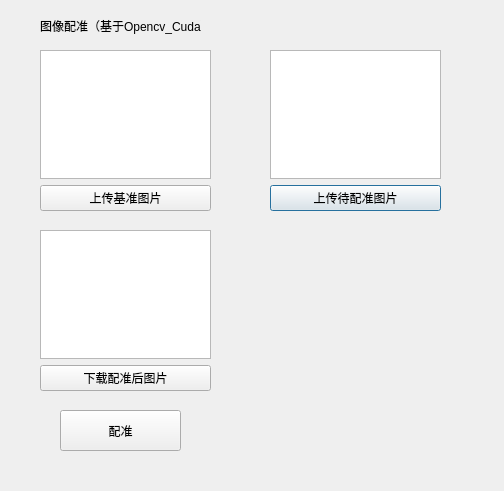
ceres0/Bigwork, file alignDialog.ui: the form before one commit.
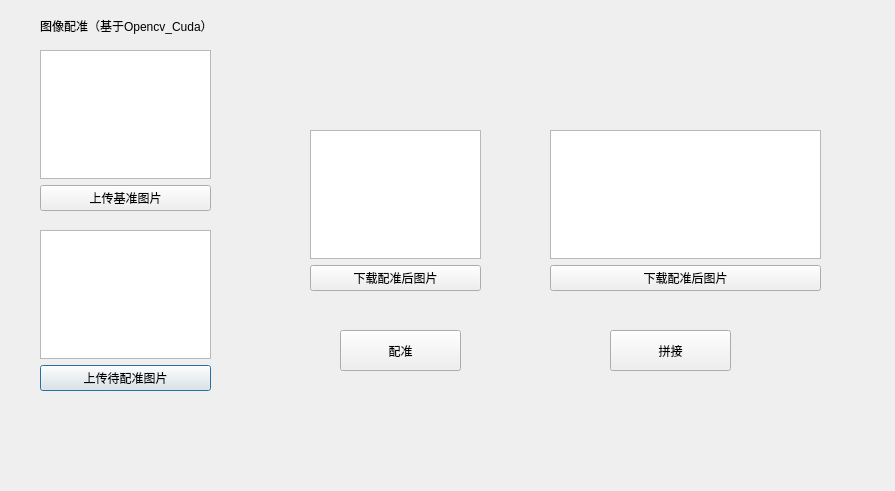
The form after the commit.

Commit message: 图像拼接GPU加速

What changed in the file:
```diff
--- a/alignDialog.ui
+++ b/alignDialog.ui
@@ -6,7 +6,7 @@
    <rect>
     <x>0</x>
     <y>0</y>
-    <width>504</width>
+    <width>895</width>
     <height>491</height>
    </rect>
   </property>
@@ -18,7 +18,7 @@
     <rect>
      <x>40</x>
      <y>10</y>
-     <width>161</width>
+     <width>201</width>
      <height>31</height>
     </rect>
    </property>
@@ -29,8 +29,8 @@
   <widget class="QWidget" name="verticalLayoutWidget">
    <property name="geometry">
     <rect>
-     <x>270</x>
-     <y>50</y>
+     <x>40</x>
+     <y>230</y>
      <width>171</width>
      <height>161</height>
     </rect>
@@ -73,8 +73,8 @@
   <widget class="QPushButton" name="buttonAlign">
    <property name="geometry">
     <rect>
-     <x>60</x>
-     <y>410</y>
+     <x>340</x>
+     <y>330</y>
      <width>121</width>
      <height>41</height>
     </rect>
@@ -86,8 +86,8 @@
   <widget class="QWidget" name="verticalLayoutWidget_4">
    <property name="geometry">
     <rect>
-     <x>40</x>
-     <y>230</y>
+     <x>310</x>
+     <y>130</y>
      <width>171</width>
      <height>161</height>
     </rect>
@@ -105,6 +105,41 @@
     </item>
    </layout>
   </widget>
+  <widget class="QWidget" name="verticalLayoutWidget_5">
+   <property name="geometry">
+    <rect>
+     <x>550</x>
+     <y>130</y>
+     <width>271</width>
+     <height>161</height>
+    </rect>
+   </property>
+   <layout class="QVBoxLayout" name="stitchedImgLayout">
+    <item>
+     <widget class="QGraphicsView" name="stitchedImgView"/>
+    </item>
+    <item>
+     <widget class="QPushButton" name="buttonDownloadStitchedImg">
+      <property name="text">
+       <string>下载配准后图片</string>
+      </property>
+     </widget>
+    </item>
+   </layout>
+  </widget>
+  <widget class="QPushButton" name="buttonStitch">
+   <property name="geometry">
+    <rect>
+     <x>610</x>
+     <y>330</y>
+     <width>121</width>
+     <height>41</height>
+    </rect>
+   </property>
+   <property name="text">
+    <string>拼接</string>
+   </property>
+  </widget>
  </widget>
  <resources/>
  <connections/>
```
Left out of the diff: 2 changed lines with no effect on the pictures. The commit also changes 3 other files.
